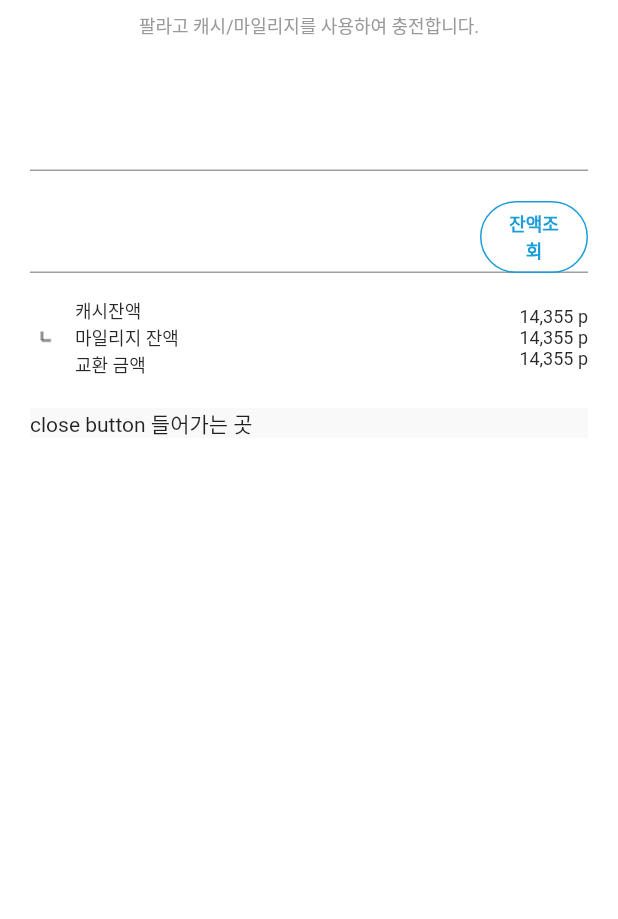
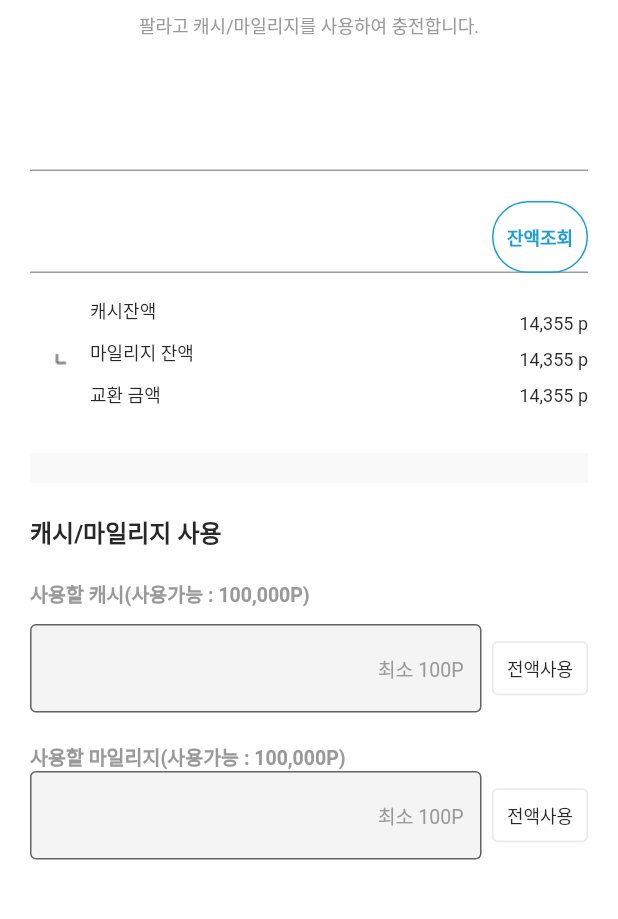
Before and after one commit to dodamtanguri/palrago_ui, a Flutter app: the screen it shows after launch, on a phone screen of 412 x 824 dp, the part 156-1075 px from its top. Run offline on Flutter 3.47's test engine with Material 2 defaults, Android fonts, the phone set to English and light mode, and no system bars.

Commit message:
캐시/마일리지 사용 위젯

```diff
--- a/lib/feature/py1002/py_1002_screen.dart
+++ b/lib/feature/py1002/py_1002_screen.dart
@@ -61,18 +61,23 @@ class _Py1002ScreenState extends State<Py1002Screen> {
                   ),
                   suffixIcon: OutlinedButton(
                     style: OutlinedButton.styleFrom(
+                      padding: const EdgeInsets.symmetric(
+                          horizontal: PlgSizes.wh1, vertical: PlgSizes.wh1),
+                      //maximumSize: const Size(PlgSizes.wh70, PlgSizes.wh32),
                       shape: RoundedRectangleBorder(
                         borderRadius: BorderRadius.circular(999),
                       ),
                       side: const BorderSide(
                           width: 1, color: PlgColor.primary_ff1b9dd9),
-                      fixedSize: const Size(PlgSizes.wh72, PlgSizes.wh32),
                     ),
                     onPressed: () {},
-                    child: const Text(
-                      '잔액조회',
-                      style: PlgStyles.caption2Primary_ff1b9dd9_12,
-                      textAlign: TextAlign.center,
+                    child: const Padding(
+                      padding: EdgeInsets.all(8.0),
+                      child: Text(
+                        '잔액조회',
+                        style: PlgStyles.caption2Primary_ff1b9dd9_12,
+                        textAlign: TextAlign.center,
+                      ),
                     ),
                   ),
                 ),
@@ -82,36 +87,40 @@ class _Py1002ScreenState extends State<Py1002Screen> {
                 mainAxisAlignment: MainAxisAlignment.spaceEvenly,
                 children: [
                   Row(
-                    crossAxisAlignment: CrossAxisAlignment.center, // 중앙 정렬
                     children: [
-                      Align(
-                        alignment: Alignment.topCenter,
+                      Container(
+                        padding: const EdgeInsets.symmetric(
+                            horizontal: PlgSizes.wh10),
+                        alignment: Alignment.center,
                         child: Image.asset(
                           'assets/images/ic_result.png',
                         ),
                       ),
-                      const SizedBox(width: 10), // 이미지와 텍스트 사이의 간격을 줍니다.
+                      //PlgMargins.h10,
                       const Expanded(
                         child: Column(
-                          mainAxisAlignment: MainAxisAlignment.center,
+                          mainAxisAlignment: MainAxisAlignment.spaceBetween,
                           crossAxisAlignment: CrossAxisAlignment.start,
                           children: [
                             Text(
                               '캐시잔액',
                               style: PlgStyles.captionRightBlack_ff282828_12,
                             ),
+                            PlgMargins.v10,
                             Text(
                               '마일리지 잔액',
                               style: PlgStyles.captionRightBlack_ff282828_12,
                             ),
+                            PlgMargins.v10,
                             Text(
                               '교환 금액',
                               style: PlgStyles.captionRightBlack_ff282828_12,
                             ),
+                            PlgMargins.v10,
                           ],
                         ),
                       ),
-                      const SizedBox(width: 10), // 텍스트와 금액 사이의 간격을 줍니다.
+                      PlgMargins.v10, // 텍스트와 금액 사이의 간격을 줍니다.
                       const Column(
                         mainAxisAlignment: MainAxisAlignment.center,
                         crossAxisAlignment: CrossAxisAlignment.end,
@@ -120,10 +129,12 @@ class _Py1002ScreenState extends State<Py1002Screen> {
                             '14,355 p',
                             style: PlgStyles.captionBlack2_ff282828_12,
                           ),
+                          PlgMargins.v10,
                           Text(
                             '14,355 p',
                             style: PlgStyles.captionBlack2_ff282828_12,
                           ),
+                          PlgMargins.v10,
                           Text(
                             '14,355 p',
                             style: PlgStyles.captionBlack2_ff282828_12,
@@ -141,8 +152,51 @@ class _Py1002ScreenState extends State<Py1002Screen> {
                 decoration: const BoxDecoration(
                   color: PlgColor.fill_surface85_d9f8f8f8,
                 ),
-                child: const Text("close button 들어가는 곳"),
               ),
+              PlgMargins.v20,
+              const Align(
+                alignment: Alignment.centerLeft,
+                child: Text(
+                  '캐시/마일리지 사용',
+                  style: PlgStyles.subtitle1Black_ff282828_16,
+                  textAlign: TextAlign.left,
+                ),
+              ),
+              PlgMargins.v20,
+              const Row(
+                children: [
+                  Text(
+                    '사용할 캐시',
+                    style: PlgStyles.subtitle3Grey_ff999999_13,
+                    textAlign: TextAlign.left,
+                  ),
+                  Text(
+                    '(사용가능 : 100,000P)',
+                    style: PlgStyles.subtitle3Grey_ff999999_13,
+                    textAlign: TextAlign.left,
+                  ),
+                ],
+              ),
+              PlgMargins.v11,
+              const UsePointWidget(),
+              PlgMargins.v20,
+              const Row(
+                children: [
+                  Text(
+                    '사용할 마일리지',
+                    style: PlgStyles.subtitle3Grey_ff999999_13,
+                    textAlign: TextAlign.left,
+                  ),
+                  Text(
+                    '(사용가능 : 100,000P)',
+                    style: PlgStyles.subtitle3Grey_ff999999_13,
+                    textAlign: TextAlign.left,
+                  ),
+                ],
+              ),
+              const UsePointWidget(),
+              PlgMargins.v32,
+
             ],
           ),
         ),
@@ -150,3 +204,51 @@ class _Py1002ScreenState extends State<Py1002Screen> {
     );
   }
 }
+
+class UsePointWidget extends StatelessWidget {
+  const UsePointWidget({
+    super.key,
+  });
+
+  @override
+  Widget build(BuildContext context) {
+    return Row(
+      children: [
+        Expanded(
+          child: TextField(
+            decoration: InputDecoration(
+                hintText: '최소 100P',
+                hintStyle: PlgStyles.body3Grey_ff999999_13,
+                hintTextDirection: TextDirection.rtl,
+                border: OutlineInputBorder(
+                  borderRadius: BorderRadius.circular(4),
+                ),
+                fillColor: PlgColor.black5_0d282828,
+                filled: true),
+          ),
+        ),
+        PlgMargins.h7,
+        OutlinedButton(
+          style: OutlinedButton.styleFrom(
+            padding: const EdgeInsets.symmetric(
+                horizontal: PlgSizes.wh1, vertical: PlgSizes.wh1),
+            //maximumSize: const Size(PlgSizes.wh70, PlgSizes.wh32),
+            shape: RoundedRectangleBorder(
+              borderRadius: BorderRadius.circular(4),
+            ),
+            side: const BorderSide(width: 1, color: PlgColor.black1_1a282828),
+          ),
+          onPressed: () {},
+          child: const Padding(
+            padding: EdgeInsets.all(8.0),
+            child: Text(
+              '전액사용',
+              style: PlgStyles.captionBlack2_ff282828_12,
+              textAlign: TextAlign.center,
+            ),
+          ),
+        ),
+      ],
+    );
+  }
+}
--- a/lib/ui/styles/sizes.dart
+++ b/lib/ui/styles/sizes.dart
@@ -41,6 +41,7 @@ class PlgSizes {
   static const wh56 = 56.0 * _whOffset;
   static const wh60 = 60.0 * _whOffset;
   static const wh64 = 64.0 * _whOffset;
+  static const wh70 = 70.0 * _whOffset;
   static const wh72 = 72.0 * _whOffset;
   static const wh80 = 80.0 * _whOffset;
   static const wh96 = 96.0 * _whOffset;
```
